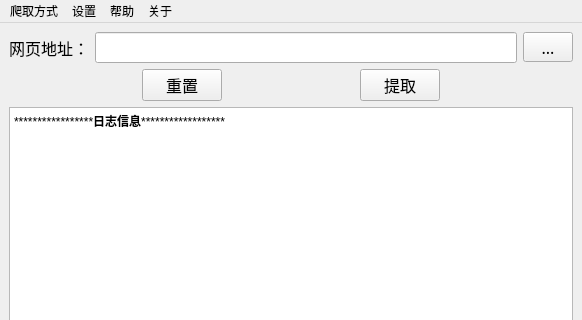
This is MainGUI.ui in Y-Matin/NewsSpider as Qt 5 draws it before an edit; both pictures show x 0 to 582 and y 0 to 320 of the 582 by 594 pixel window. The edited form follows.
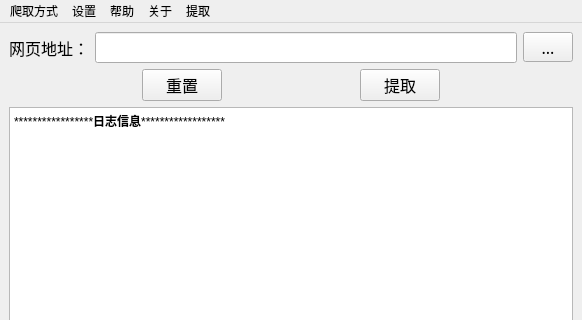
This is the edited form. Icons and pictures are not drawn.

Patch:
```diff
--- a/MainGUI.ui
+++ b/MainGUI.ui
@@ -202,10 +202,17 @@
     <addaction name="about"/>
     <addaction name="update"/>
    </widget>
+   <widget class="QMenu" name="menu_3">
+    <property name="title">
+     <string>提取</string>
+    </property>
+    <addaction name="action"/>
+   </widget>
    <addaction name="menusetting"/>
    <addaction name="menus"/>
    <addaction name="menu"/>
    <addaction name="menu_2"/>
+   <addaction name="menu_3"/>
   </widget>
   <widget class="QStatusBar" name="statusbar"/>
   <action name="about">
```
Left out of the diff: 5 changed lines with no effect on the pictures.
